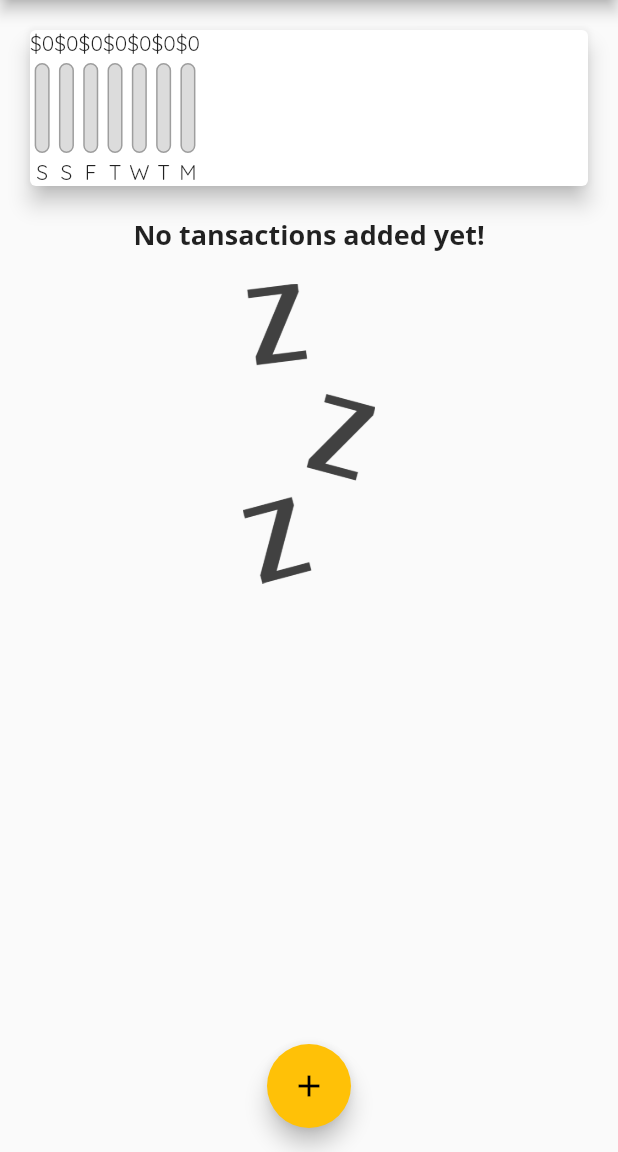
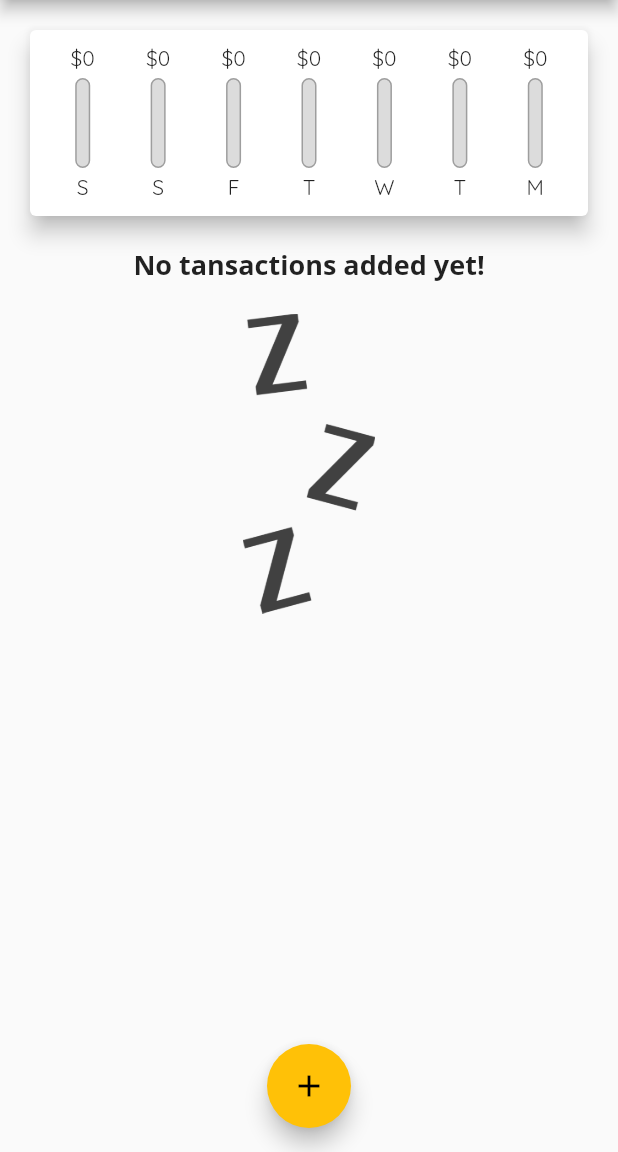
Before and after one commit to harusys/udemy, a Flutter app: the screen it shows after launch, on a phone screen of 412 x 824 dp, the part 84-1236 px from its top. Run offline on Flutter 3.47's test engine with Material 2 defaults, Android fonts, the phone set to English and light mode, and no system bars; missing offline and left inert: dart:ffi.

Commit message:
section4-x: Finishing the Chart Bars (Flexible)

```diff
--- a/expenses_app/lib/widgets/chart.dart
+++ b/expenses_app/lib/widgets/chart.dart
@@ -43,16 +43,27 @@ class Chart extends StatelessWidget {
     return Card(
       elevation: 6,
       margin: EdgeInsets.all(20),
+      child: Padding(
+        // チャートとリストの間にパディング追加
+        padding: EdgeInsets.all(10),
         child: Row(
+          // 等間隔で横幅いっぱいに整列させる
+          mainAxisAlignment: MainAxisAlignment.spaceAround,
           children: groupedTransactionValues
-            .map((data) => ChartBar(
+              .map((data) => Flexible(
+                    // 横幅が拡大縮小しないようにする（利用可能なスペースを等分して埋める）
+                    // 例：特定の曜日が合計多い場合に伸びてしまう
+                    fit: FlexFit.tight,
+                    child: ChartBar(
                       data['day'] as String,
                       data['amount'] as double,
                       totalSpending == 0.0
                           ? 0.0
                           : (data['amount'] as double) / totalSpending,
+                    ),
                   ))
               .toList(),
+        ),
       ),
     );
   }
--- a/expenses_app/lib/widgets/chart_bar.dart
+++ b/expenses_app/lib/widgets/chart_bar.dart
@@ -17,7 +17,10 @@ class ChartBar extends StatelessWidget {
   Widget build(BuildContext context) {
     return Column(
       children: <Widget>[
-        Text('\$${spendingAmount.toStringAsFixed(0)}'),
+        // 値が大きくなっても拡大縮小しないように収める
+        FittedBox(
+          child: Text('\$${spendingAmount.toStringAsFixed(0)}'),
+        ),
         SizedBox(
           height: 4,
         ),
```
Lines whose indentation alone changed are shown as unchanged.
